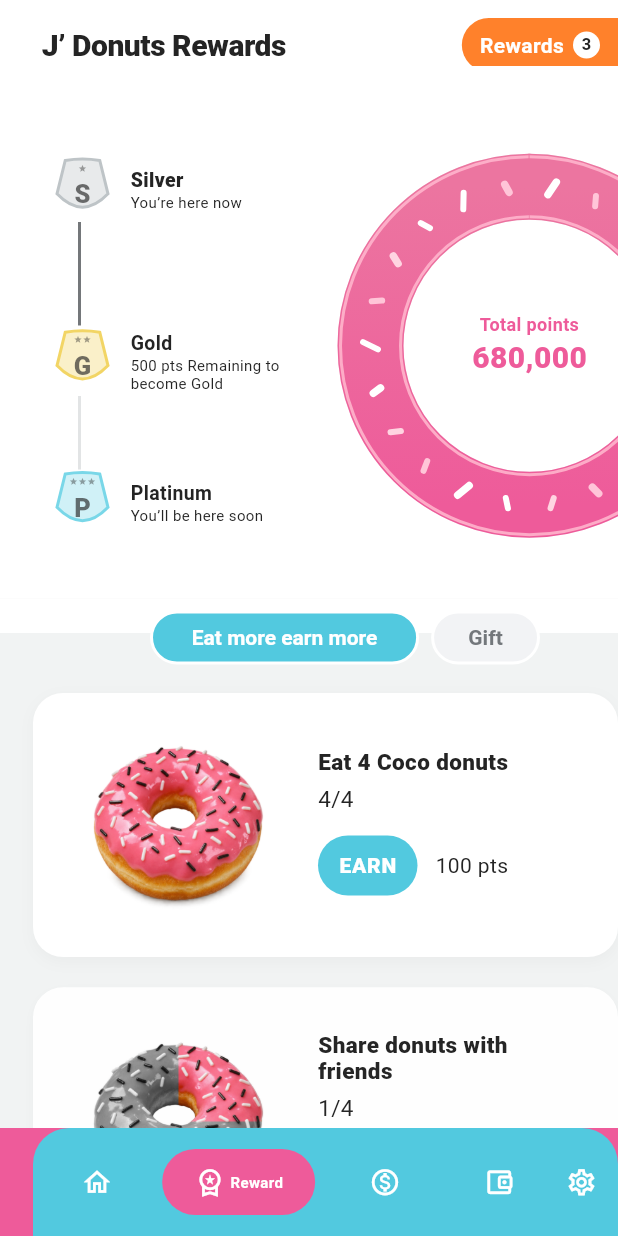
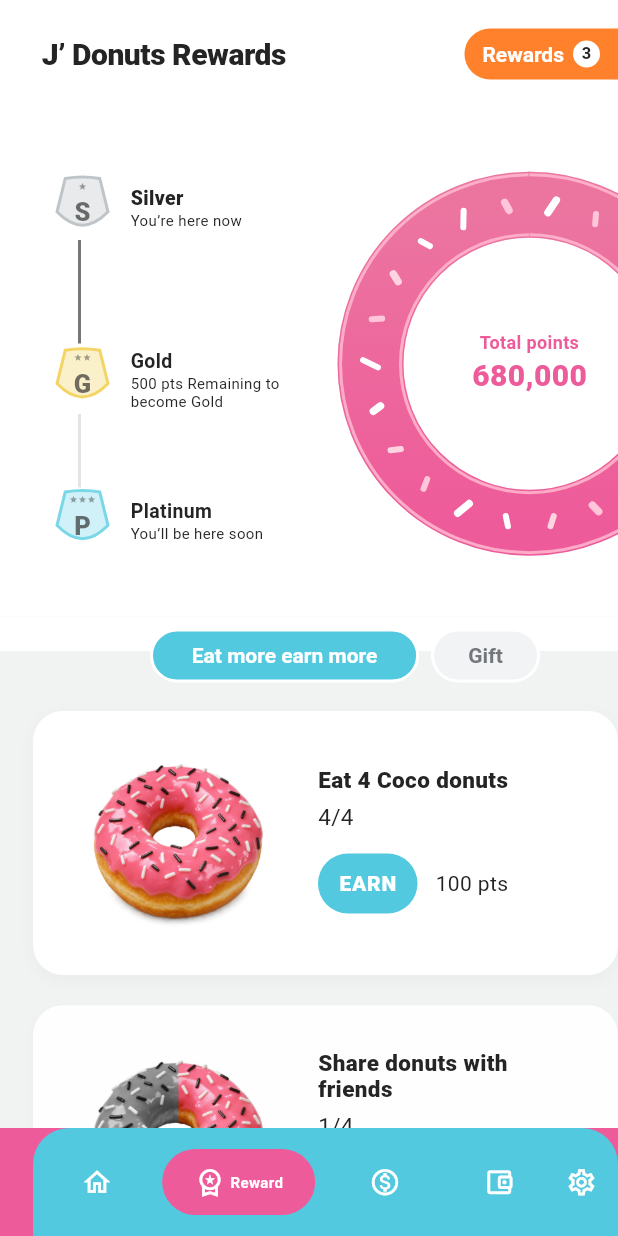
Before and after one commit to eizinhtun/jdonuts, a Flutter app: the RewardsScreen screen opened by its route, on a phone screen of 412 x 824 dp. Run offline on Flutter 3.47's test engine with Material 3 defaults, Android fonts, the phone set to English and light mode, and no system bars; our stand-ins replace cached_network_image, connectivity_plus, drift, flutter_riverpod, flutter_secure_storage, flutter_svg and 1 more; accounts and stored records are empty; generated files the repository leaves out were written again.

Commit message:
Move Rewards heading into app bar

```diff
--- a/lib/features/rewards/presentation/rewards_screen.dart
+++ b/lib/features/rewards/presentation/rewards_screen.dart
@@ -19,6 +19,7 @@ const _compactRewardOverviewHeight = 390.0;
 const _compactRewardWidth = 380.0;
 const _largeTextScale = 1.1;
 const _rewardsCanvasColor = AppColors.rewardsCanvas;
+const _stackedRewardsAppBarHeight = 84.0;
 
 class RewardsScreen extends ConsumerStatefulWidget {
   const RewardsScreen({super.key});
@@ -103,6 +104,18 @@ class _RewardsScreenState extends ConsumerState<RewardsScreen>
   @override
   Widget build(BuildContext context) => Scaffold(
     backgroundColor: AppColors.white,
+    appBar: AppBar(
+      automaticallyImplyLeading: false,
+      backgroundColor: AppColors.white,
+      surfaceTintColor: AppColors.white,
+      elevation: 0,
+      scrolledUnderElevation: 0,
+      titleSpacing: 0,
+      toolbarHeight: _stackRewardsAppBar(context)
+          ? _stackedRewardsAppBarHeight
+          : kToolbarHeight,
+      title: _rewardsAppBarTitle(context),
+    ),
     body: SafeArea(
       child: ref
           .watch(rewardsDataProvider)
@@ -139,6 +152,44 @@ class _RewardsScreenState extends ConsumerState<RewardsScreen>
     ),
     bottomNavigationBar: const RewardsBottomNav(),
   );
+
+  bool _stackRewardsAppBar(BuildContext context) =>
+      MediaQuery.sizeOf(context).width - 28 < 340 ||
+      MediaQuery.textScalerOf(context).scale(1) > _largeTextScale;
+
+  Widget _rewardsAppBarTitle(BuildContext context) {
+    final title = Text(
+      context.l10n.rewardsTitle,
+      maxLines: 1,
+      softWrap: false,
+      overflow: TextOverflow.ellipsis,
+      style: _rewardsTitleStyle(context),
+    );
+    final badge = RewardsBadge(animation: _entrance);
+
+    return Padding(
+      padding: const EdgeInsets.only(left: 28),
+      child: _stackRewardsAppBar(context)
+          ? Column(
+              mainAxisAlignment: MainAxisAlignment.center,
+              crossAxisAlignment: CrossAxisAlignment.start,
+              children: [
+                title,
+                Align(alignment: Alignment.centerRight, child: badge),
+              ],
+            )
+          : Transform.translate(
+              offset: const Offset(0, 8),
+              child: Row(
+                children: [
+                  Expanded(child: title),
+                  badge,
+                ],
+              ),
+            ),
+    );
+  }
+
   Widget _content(
     BuildContext context,
     Member member,
@@ -155,48 +206,6 @@ class _RewardsScreenState extends ConsumerState<RewardsScreen>
     final ringDiameter = compactWidth ? 220.0 : 256.0;
     return Column(
       children: [
-        Padding(
-          padding: const EdgeInsets.fromLTRB(28, 4, 0, 4),
-          child: LayoutBuilder(
-            builder: (context, constraints) {
-              final badge = RewardsBadge(animation: _entrance);
-              final largeText =
-                  MediaQuery.textScalerOf(context).scale(1) > _largeTextScale;
-              if (constraints.maxWidth < 340 || largeText) {
-                return Column(
-                  crossAxisAlignment: CrossAxisAlignment.start,
-                  children: [
-                    Text(
-                      context.l10n.rewardsTitle,
-                      maxLines: 1,
-                      softWrap: false,
-                      overflow: TextOverflow.ellipsis,
-                      style: _rewardsTitleStyle(context),
-                    ),
-                    Align(alignment: Alignment.centerRight, child: badge),
-                  ],
-                );
-              }
-              return Transform.translate(
-                offset: const Offset(0, 8),
-                child: Row(
-                  children: [
-                    Expanded(
-                      child: Text(
-                        context.l10n.rewardsTitle,
-                        maxLines: 1,
-                        softWrap: false,
-                        overflow: TextOverflow.ellipsis,
-                        style: _rewardsTitleStyle(context),
-                      ),
-                    ),
-                    badge,
-                  ],
-                ),
-              );
-            },
-          ),
-        ),
         Expanded(
           child: ColoredBox(
             color: _rewardsCanvasColor,
```
Also changed, not shown: 1 other file.
